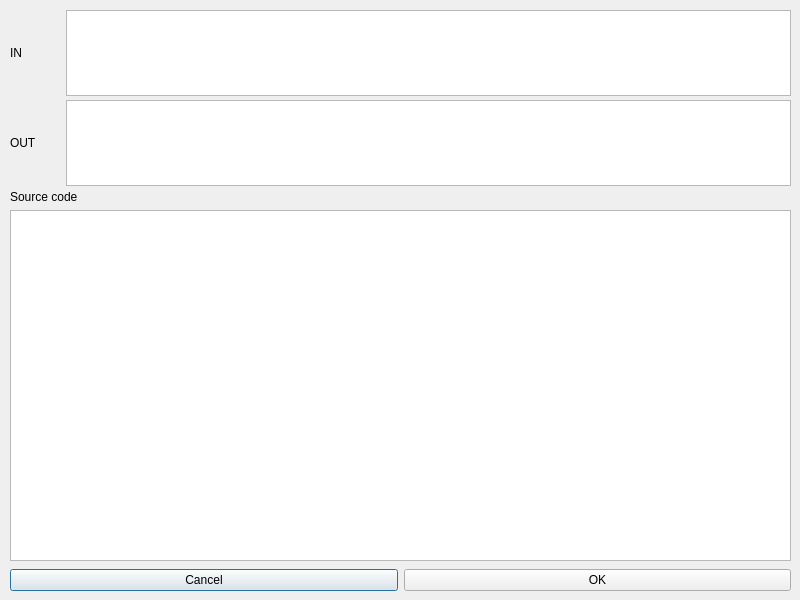
First picture: the form in nodepropertieswindow.ui, repository torunar/sve, before the edit.
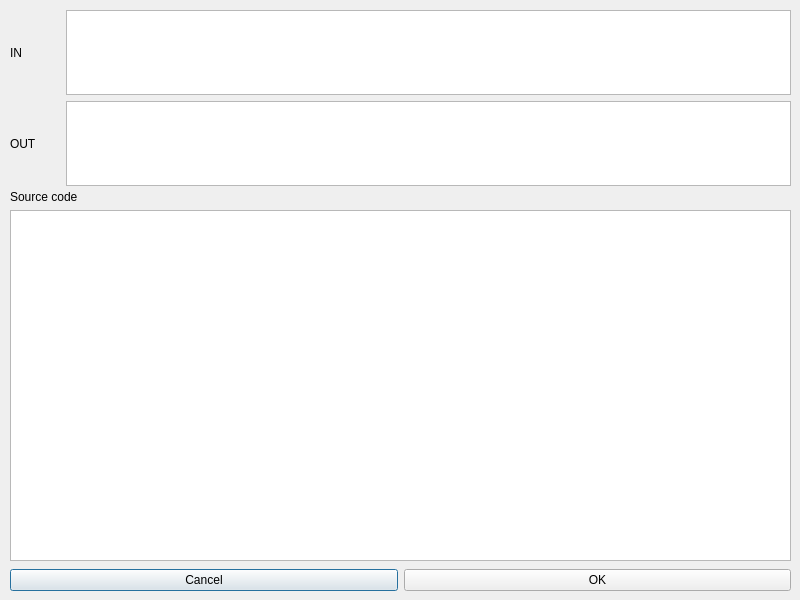
Second picture: the form after the edit.

The edit to the form file:
```diff
--- a/nodepropertieswindow.ui
+++ b/nodepropertieswindow.ui
@@ -67,68 +67,6 @@
     </item>
    </layout>
   </widget>
-  <widget class="QWidget" name="horizontalLayoutWidget">
-   <property name="geometry">
-    <rect>
-     <x>10</x>
-     <y>10</y>
-     <width>781</width>
-     <height>86</height>
-    </rect>
-   </property>
-   <layout class="QHBoxLayout" name="inLayout">
-    <item alignment="Qt::AlignLeft">
-     <widget class="QLabel" name="inListLabel">
-      <property name="minimumSize">
-       <size>
-        <width>50</width>
-        <height>0</height>
-       </size>
-      </property>
-      <property name="text">
-       <string>IN</string>
-      </property>
-      <property name="textFormat">
-       <enum>Qt::PlainText</enum>
-      </property>
-     </widget>
-    </item>
-    <item>
-     <widget class="QListWidget" name="inList"/>
-    </item>
-   </layout>
-  </widget>
-  <widget class="QWidget" name="horizontalLayoutWidget_2">
-   <property name="geometry">
-    <rect>
-     <x>10</x>
-     <y>100</y>
-     <width>781</width>
-     <height>86</height>
-    </rect>
-   </property>
-   <layout class="QHBoxLayout" name="outLayout">
-    <item alignment="Qt::AlignLeft">
-     <widget class="QLabel" name="outListLabel">
-      <property name="minimumSize">
-       <size>
-        <width>50</width>
-        <height>0</height>
-       </size>
-      </property>
-      <property name="text">
-       <string>OUT</string>
-      </property>
-      <property name="textFormat">
-       <enum>Qt::PlainText</enum>
-      </property>
-     </widget>
-    </item>
-    <item>
-     <widget class="QListWidget" name="outList"/>
-    </item>
-   </layout>
-  </widget>
   <widget class="QWidget" name="horizontalLayoutWidget_3">
    <property name="geometry">
     <rect>
@@ -155,6 +93,56 @@
     </item>
    </layout>
   </widget>
+  <widget class="QWidget" name="gridLayoutWidget">
+   <property name="geometry">
+    <rect>
+     <x>10</x>
+     <y>10</y>
+     <width>781</width>
+     <height>176</height>
+    </rect>
+   </property>
+   <layout class="QGridLayout" name="gridLayout">
+    <item row="0" column="1">
+     <widget class="QListWidget" name="inList"/>
+    </item>
+    <item row="0" column="0">
+     <widget class="QLabel" name="inListLabel">
+      <property name="minimumSize">
+       <size>
+        <width>50</width>
+        <height>0</height>
+       </size>
+      </property>
+      <property name="text">
+       <string>IN</string>
+      </property>
+      <property name="textFormat">
+       <enum>Qt::PlainText</enum>
+      </property>
+     </widget>
+    </item>
+    <item row="1" column="1">
+     <widget class="QListWidget" name="outList"/>
+    </item>
+    <item row="1" column="0">
+     <widget class="QLabel" name="outListLabel">
+      <property name="minimumSize">
+       <size>
+        <width>50</width>
+        <height>0</height>
+       </size>
+      </property>
+      <property name="text">
+       <string>OUT</string>
+      </property>
+      <property name="textFormat">
+       <enum>Qt::PlainText</enum>
+      </property>
+     </widget>
+    </item>
+   </layout>
+  </widget>
  </widget>
  <resources/>
  <connections/>
```
